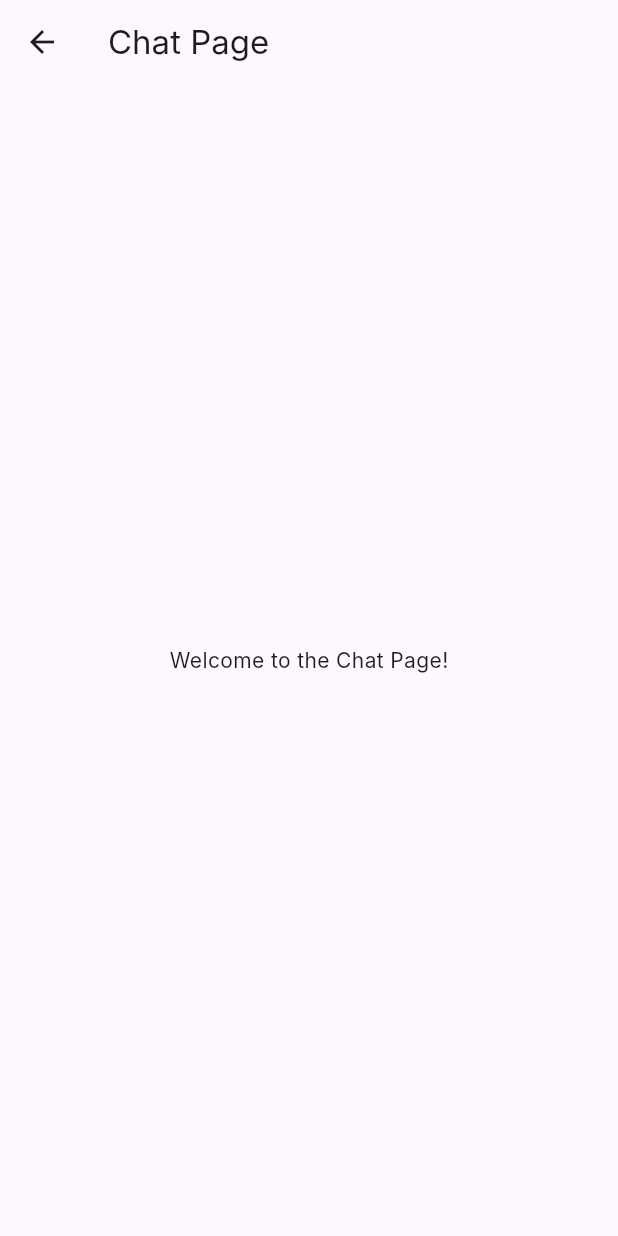
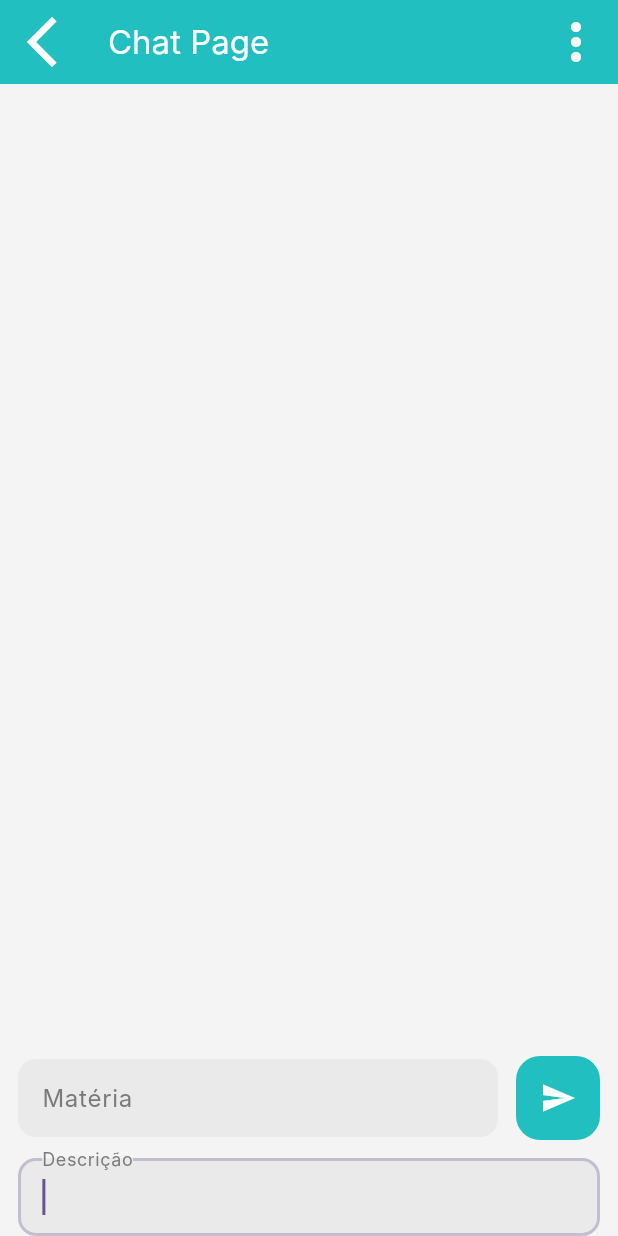
Before and after one commit to tokujiTO/PII4S_images_generator, a Flutter app: the ChatPage screen opened by its route, on a phone screen of 412 x 824 dp. Run offline on Flutter 3.47's test engine with Material 3 defaults, Android fonts, the phone set to English and light mode, and no system bars; our stand-ins replace device_preview, flutter_screenutil; Roboto replaces fonts that are missing (Inter).

Commit message:
feat: add chat page

```diff
--- a/lib/app/components/text_field_ai.dart
+++ b/lib/app/components/text_field_ai.dart
@@ -13,6 +13,7 @@ class CustomTextAIField extends StatelessWidget {
   final int? minLines;
   final Color? fillColor;
   final bool isPassword;
+  final void Function()? onFocus;
   final void Function()? onSuffixIconTap;
 
   const CustomTextAIField({
@@ -28,6 +29,7 @@ class CustomTextAIField extends StatelessWidget {
     this.maxLines = 1,
     this.minLines,
     this.fillColor,
+    this.onFocus,
     this.onSuffixIconTap,
   });
 
@@ -38,6 +40,9 @@ class CustomTextAIField extends StatelessWidget {
       onChanged: onChanged,
       maxLines: maxLines,
       minLines: minLines,
+      onTap: () {
+        Navigator.pushNamed(context, "/chat");
+      },
       decoration: InputDecoration(
         labelText: labelText,
         labelStyle: TextStyle(
--- a/lib/app/components/text_field_dynamic.dart
+++ b/lib/app/components/text_field_dynamic.dart
@@ -14,6 +14,7 @@ class CustomTextField extends StatelessWidget {
   final Color? fillColor;
   final bool isPassword;
   final void Function()? onSuffixIconTap;
+  final FocusNode? focusNode;
 
   const CustomTextField({
     super.key,
@@ -29,11 +30,13 @@ class CustomTextField extends StatelessWidget {
     this.minLines,
     this.fillColor,
     this.onSuffixIconTap, // Renomeado
+    this.focusNode,
   });
 
   @override
   Widget build(BuildContext context) {
     return TextFormField(
+      focusNode: focusNode,
       controller: controller,
       obscureText: isPassword,
       keyboardType: keyboardType,
--- a/lib/app/pages/chat_page_view.dart
+++ b/lib/app/pages/chat_page_view.dart
@@ -1,4 +1,7 @@
 import 'package:flutter/material.dart';
+import 'package:poliedroimagesgenerator/app/components/text_field_ai.dart';
+import 'package:poliedroimagesgenerator/app/components/text_field_dynamic.dart';
+import 'package:poliedroimagesgenerator/app/utils/app_colors.dart';
 
 class ChatPage extends StatefulWidget {
   const ChatPage({super.key});
@@ -8,11 +11,91 @@ class ChatPage extends StatefulWidget {
 }
 
 class _ChatPageState extends State<ChatPage> {
+  final TextEditingController subjectController = TextEditingController();
+  final TextEditingController descriptionController = TextEditingController();
+  final FocusNode descriptionFocusNode = FocusNode();
+  @override
+  void initState() {
+    super.initState();
+    WidgetsBinding.instance.addPostFrameCallback((_) async {
+      await Future.delayed(const Duration(milliseconds: 300));
+      if (mounted) descriptionFocusNode.requestFocus();
+    });
+  }
+
+  @override
+  void dispose() {
+    subjectController.dispose();
+    descriptionController.dispose();
+    descriptionFocusNode.dispose();
+    super.dispose();
+  }
+
   @override
   Widget build(BuildContext context) {
     return Scaffold(
-      appBar: AppBar(title: const Text('Chat Page')),
-      body: const Center(child: Text('Welcome to the Chat Page!')),
+      backgroundColor: AppColors.background,
+      appBar: AppBar(
+        title: const Text('Chat Page', style: TextStyle(color: Colors.white)),
+        backgroundColor: AppColors.blue,
+        leading: IconButton(
+          icon: const Icon(Icons.arrow_back_ios_new_outlined, size: 40, color: Colors.white),
+          onPressed: () {
+            Navigator.pop(context);
+          },
+        ),
+        actions: [
+          IconButton(
+            icon: const Icon(Icons.more_vert, size: 40, color: Colors.white),
+            onPressed: () {
+              // ação ao clicar
+            },
+          ),
+        ],
+      ),
+      body: SafeArea(
+        child: Padding(
+          padding: const EdgeInsets.symmetric(horizontal: 12.0),
+          child: Column(
+            mainAxisAlignment: MainAxisAlignment.end,
+            children: [
+              Row(
+                children: [
+                  Expanded(
+                    child: CustomTextField(
+                      controller: subjectController,
+                      labelText: 'Matéria',
+                    ),
+                  ),
+                  const SizedBox(width: 12),
+                  FloatingActionButton(
+                    onPressed: () {
+                      // exemplo: enviar ou focar
+                      FocusScope.of(context).unfocus();
+                    },
+                    backgroundColor: AppColors.blue,
+                    elevation: 0,
+                    child: const Icon(Icons.send, color: Colors.white),
+                  ),
+                ],
+              ),
+              const SizedBox(height: 12),
+              Hero(
+                tag: 'text_field',
+                child: Material(
+                  type: MaterialType.transparency,
+                  child: CustomTextField(
+                    controller: descriptionController,
+                    labelText: 'Descrição',
+                    minLines: 1,
+                    focusNode: descriptionFocusNode,
+                  ),
+                ),
+              ),
+            ],
+          ),
+        ),
+      ),
     );
   }
 }
--- a/lib/app/pages/menu_page.dart
+++ b/lib/app/pages/menu_page.dart
@@ -39,7 +39,9 @@ class MenuPage extends StatelessWidget {
                   'Gerar nova imagem',
                   style: TextStyle(color: Colors.white, fontSize: 20),
                 ),
-                onTap: () {},
+                onTap: () {
+                  Navigator.popAndPushNamed(context, "/chat");
+                },
               ),
               SizedBox(height: 16),
               ListTile(
--- a/lib/app/utils/app_colors.dart
+++ b/lib/app/utils/app_colors.dart
@@ -2,6 +2,8 @@ import 'package:flutter/material.dart';
 
 class AppColors {
   static const background = Color(0xFFF4F4F4);
+  static const white = Color(0xFFFFFFFF);
+  static const lightGray = Color(0xFFD9D9D9);
   static const gray = Color(0xFF7A7A7A);
   static const red = Color(0xFFF2275D);
   static const blue = Color(0xFF21BFBF);
```
Also changed, not shown: lib/app/pages/home_page_view.dart (+8 -1 lines).
